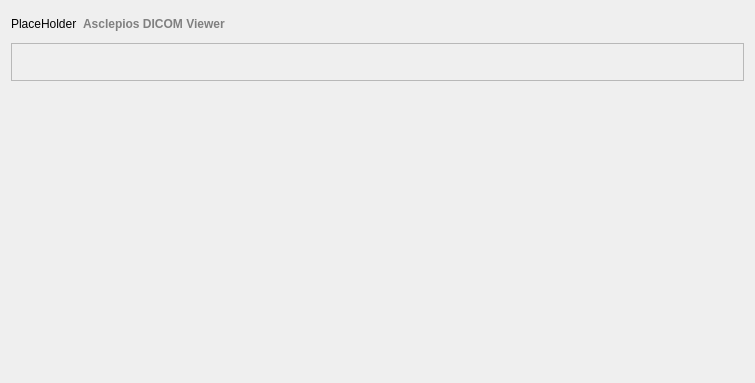
Before: the Qt Designer form src/gui/gui.ui in GavriloviciEduard/Asclepios-DICOM-Viewer, drawn with Qt 5.
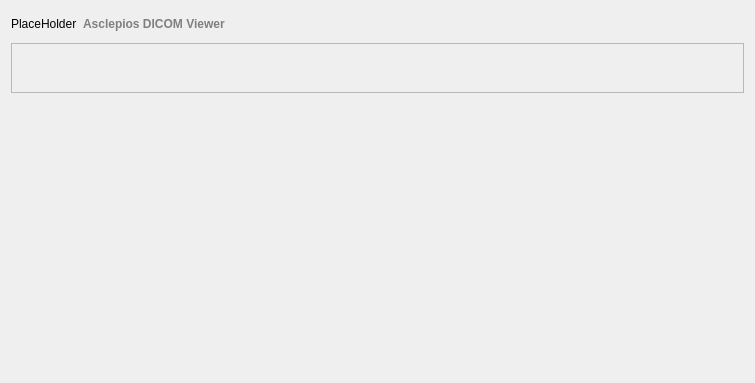
After: the same form once the commit is applied. Icons and pictures are not drawn.

What changed in the file:
```diff
--- a/src/gui/gui.ui
+++ b/src/gui/gui.ui
@@ -14,10 +14,16 @@
    <string>gui</string>
   </property>
   <property name="styleSheet">
-   <string notr="true">#minimizeButton {
+   <string notr="true">#minimizeButton 
+{
   image: url(:/res/minimize-button1.png);
 }
 
+#layoutButton
+{
+	image: url(:/res/icon_layout.png);
+}
+
 #openFileButton
 {
 image: url(:/res/icon_file.png);
@@ -28,19 +34,27 @@
 image: url(:/res/icon_folder.png);
 }
 
-#minimizeButton, #maximizeButton, #openFileButton, #openFolderButton {
+QToolButton::menu-indicator
+{
+ image: url(:/res/arrow_icon.png);
+}
+
+#minimizeButton, #maximizeButton, #openFileButton, #openFolderButton , #layoutButton
+{
   background-color: transparent;
   border-radius: 0px;
 }
 
-#minimizeButton:hover, #maximizeButton:hover, #openFileButton:hover, #openFolderButton:hover {
+#minimizeButton:hover, #maximizeButton:hover, #openFileButton:hover, #openFolderButton:hover ,#layoutButton:hover
+{
   border-style: none;
   background-color: #80c7c7c7;
 }
 
-#minimizeButton:pressed, #maximizeButton:pressed, #openFileButton:pressed, #openFolderButton:pressed {
-  border-style: none;
-background-color: #80808080;
+#minimizeButton:pressed, #maximizeButton:pressed, #openFileButton:pressed, #openFolderButton:pressed, #layoutButton::pressed 
+{
+  	border-style: none;
+	background-color: rgba(128, 128, 128, 0.3);
   
 }
 
@@ -221,26 +235,8 @@
        <enum>QFrame::Raised</enum>
       </property>
       <layout class="QHBoxLayout" name="horizontalLayout_3">
-       <property name="leftMargin">
-        <number>0</number>
-       </property>
-       <property name="topMargin">
-        <number>5</number>
-       </property>
-       <property name="rightMargin">
-        <number>0</number>
-       </property>
-       <property name="bottomMargin">
-        <number>5</number>
-       </property>
        <item>
         <layout class="QHBoxLayout" name="horizontalLayout_2">
-         <property name="topMargin">
-          <number>0</number>
-         </property>
-         <property name="bottomMargin">
-          <number>0</number>
-         </property>
          <item>
           <widget class="QPushButton" name="openFileButton">
            <property name="sizePolicy">
@@ -258,7 +254,7 @@
            <property name="maximumSize">
             <size>
              <width>45</width>
-             <height>26</height>
+             <height>36</height>
             </size>
            </property>
            <property name="focusPolicy">
@@ -315,6 +311,43 @@
            </property>
           </widget>
          </item>
+         <item>
+          <widget class="QToolButton" name="layoutButton">
+           <property name="sizePolicy">
+            <sizepolicy hsizetype="Fixed" vsizetype="Fixed">
+             <horstretch>0</horstretch>
+             <verstretch>0</verstretch>
+            </sizepolicy>
+           </property>
+           <property name="minimumSize">
+            <size>
+             <width>45</width>
+             <height>26</height>
+            </size>
+           </property>
+           <property name="maximumSize">
+            <size>
+             <width>45</width>
+             <height>26</height>
+            </size>
+           </property>
+           <property name="focusPolicy">
+            <enum>Qt::NoFocus</enum>
+           </property>
+           <property name="contextMenuPolicy">
+            <enum>Qt::NoContextMenu</enum>
+           </property>
+           <property name="toolTip">
+            <string>Layout Menu</string>
+           </property>
+           <property name="iconSize">
+            <size>
+             <width>34</width>
+             <height>26</height>
+            </size>
+           </property>
+          </widget>
+         </item>
          <item>
           <spacer name="horizontalSpacer_2">
            <property name="orientation">
```
Left out of the diff: 2 changed lines with no effect on the pictures.
